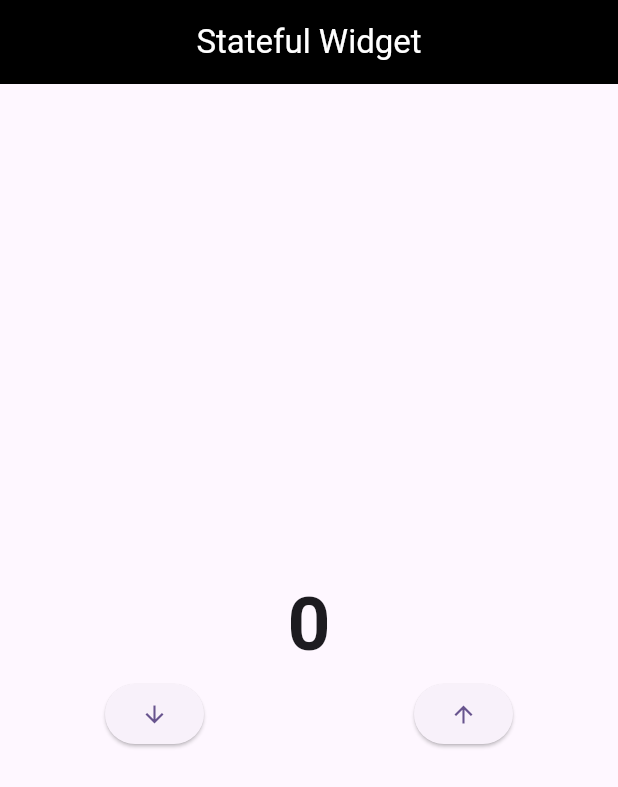
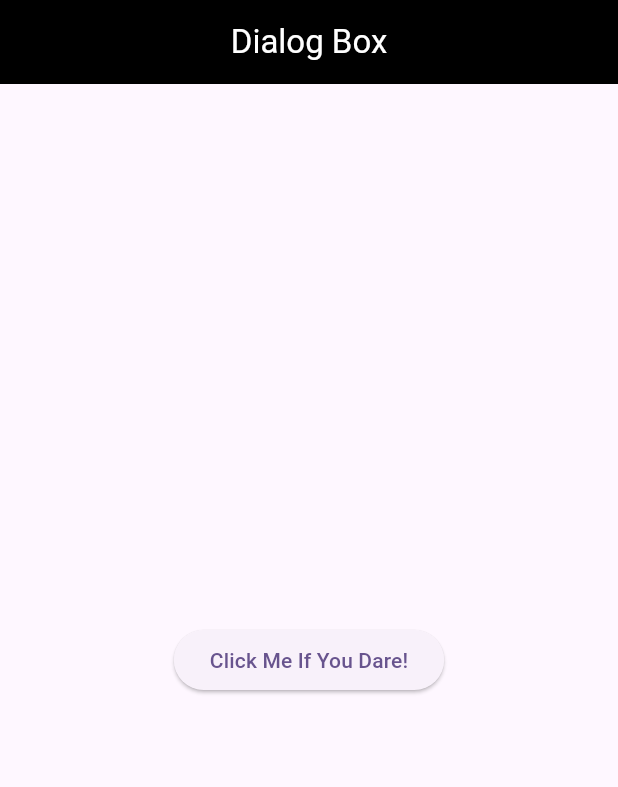
Before and after one commit to AhmadDaneil/Stateful_Widget, a Flutter app: the screen it shows after launch, on a phone screen of 412 x 824 dp. Shown: the top 787 px of the screen. Run offline on Flutter 3.47's test engine with Material 3 defaults, Android fonts, the light colour scheme and no system bars.

Commit message:
Dialog Message

```diff
--- a/lib/main.dart
+++ b/lib/main.dart
@@ -32,42 +32,27 @@ class _MyHomePageState extends State<MyHomePage> {
   Widget build(BuildContext context) {
     return Scaffold(
       appBar: AppBar(
-        title: const Text('Stateful Widget'),
+        title: const Text('Dialog Box'),
         centerTitle: true,
         backgroundColor: Colors.black,
         foregroundColor: Colors.white,
       ),
       body: Center(
-        child: Column(
-          mainAxisAlignment: MainAxisAlignment.center,
-          children: [
-            Text(
-              '$value',
-              style: const TextStyle(
-                fontSize: 50,
-                fontWeight:FontWeight.bold,
-              ),
-            ),
-            Row(
-              mainAxisAlignment: MainAxisAlignment.spaceAround,
-              children: [
-                ElevatedButton(onPressed: (){
-                  value--;
-                  setState(() {
-                  });
-                },
-                child: const Icon(Icons.arrow_downward),
+        child: ElevatedButton(
+          onPressed: (){
+            showDialog(context: context, builder: (context) => AlertDialog(
+              title: const Text('Warning'),
+              content: const Text('Watch out your click! Are you sure to proceed?'),
+              actions: [
+                ElevatedButton(onPressed: (){}, child: const Text('CANCEL')
                 ),
                 ElevatedButton(onPressed: (){
-                  value++;
-                  setState(() {
-                  });
-                },
-                child: const Icon(Icons.arrow_upward),
-                ),
+                }, child: const Text('PROCEED'))
               ],
             ),
-          ],
+            );
+          },
+          child: const Text('Click Me If You Dare!'),
           ),
           ),
     );
```
